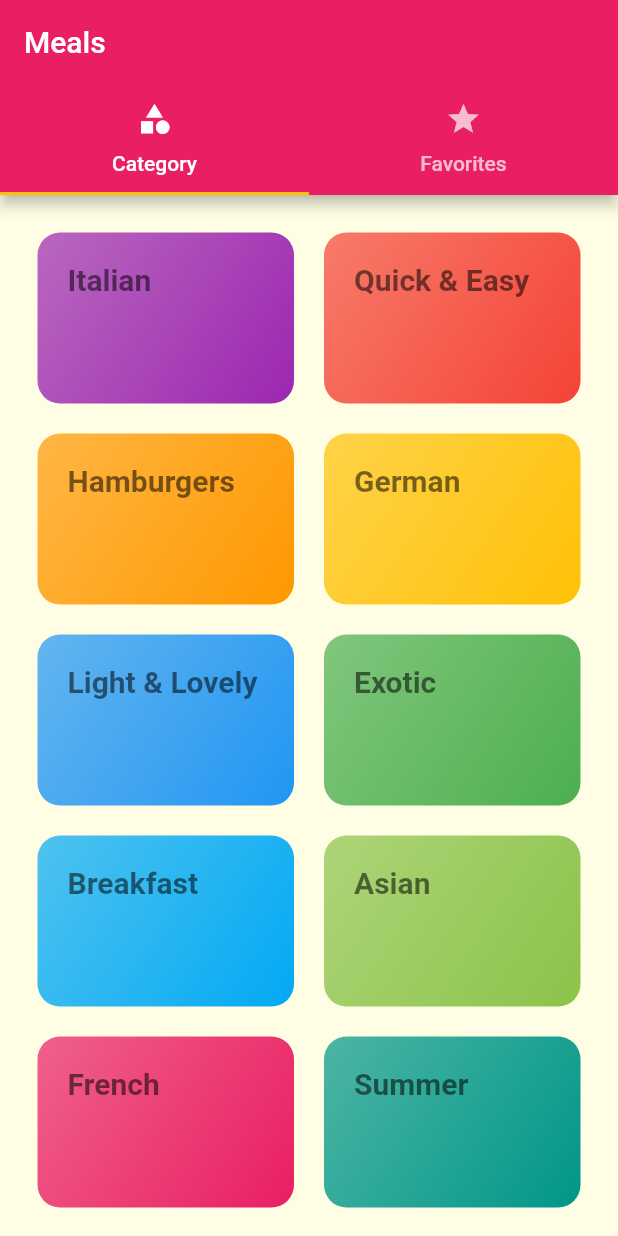
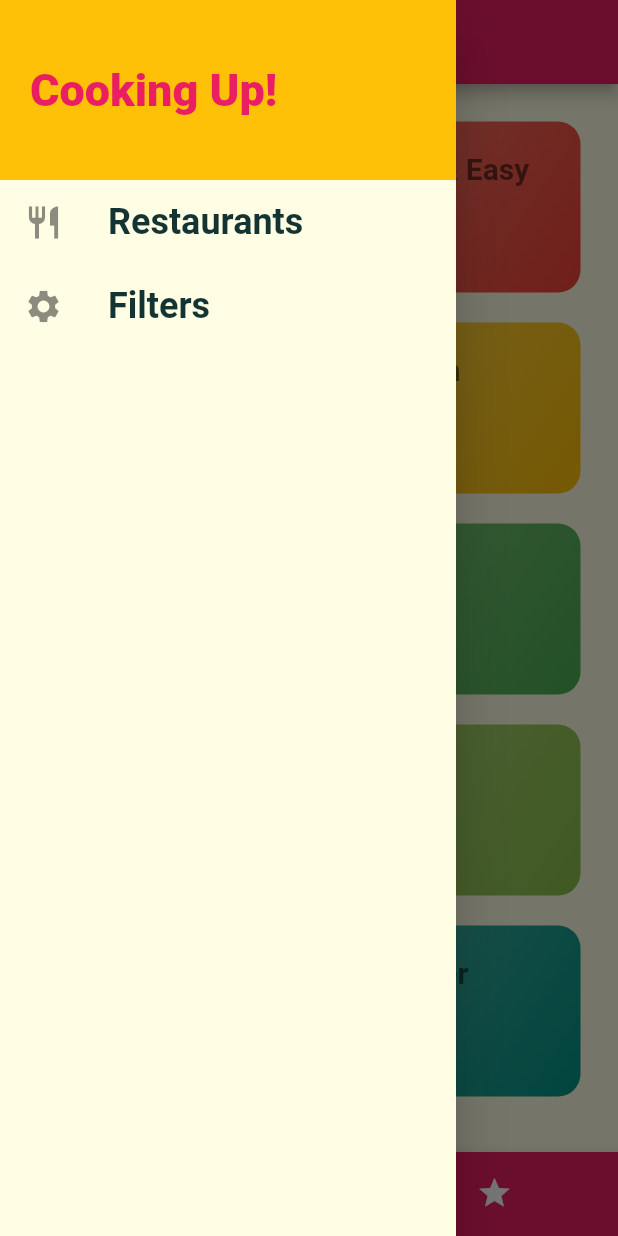
Before and after one commit to SyedDaniyalAli/meals_app_by_sda, a Flutter app: the screen it shows after launch, with the side drawer open (before the commit the screen has no drawer), on a phone screen of 412 x 824 dp. Run offline on Flutter 3.47's test engine with Material 2 defaults, Android fonts, the phone set to English and light mode, and no system bars; Roboto replaces fonts that are missing (Raleway, RobotoCondensed).

```diff
--- a/lib/main.dart
+++ b/lib/main.dart
@@ -1,8 +1,9 @@
 import 'package:flutter/material.dart';
-import 'package:meals_app_by_sda/screens/category_meals_screen.dart';
-import 'package:meals_app_by_sda/screens/meal_detail_screen.dart';
+import 'screens/category_meals_screen.dart';
+import 'screens/meal_detail_screen.dart';
 import 'screens/categories_screen.dart';
 import 'screens/tabs_screen.dart';
+import 'screens/filters_screen.dart';
 
 void main() => runApp(MyApp());
 
@@ -30,6 +31,7 @@ class MyApp extends StatelessWidget {
         '/': (ctx) => TabsScreen(),
         CategoryMealsScreen.routeName: (ctx) => CategoryMealsScreen(),
         MealDetail.routeName: (ctx) => MealDetail(),
+        FiltersScreen.routeName: (ctx) => FiltersScreen(),
       },
       // onGenerateRoute: (settings) {
       //   print(settings.arguments);
--- /dev/null
+++ b/lib/screens/filters_screen.dart
@@ -0,0 +1,18 @@
+import 'package:flutter/material.dart';
+import '../widgets/main_drawer.dart';
+
+class FiltersScreen extends StatelessWidget {
+  static const routeName = '/filters-screen';
+
+  @override
+  Widget build(BuildContext context) {
+    return Scaffold(
+        appBar: AppBar(
+          title: Text('Filters'),
+        ),
+        drawer: MainDrawer(),
+        body: Center(
+          child: Text('Filters!'),
+        ));
+  }
+}
--- a/lib/screens/meal_detail_screen.dart
+++ b/lib/screens/meal_detail_screen.dart
@@ -85,6 +85,12 @@ class MealDetail extends StatelessWidget {
           ],
         ),
       ),
+      floatingActionButton: FloatingActionButton(
+        child: Icon(Icons.delete),
+        onPressed: () {
+          Navigator.of(context).pop(selectedMeal.id);
+        },
+      ),
     );
   }
 }
--- a/lib/screens/tabs_screen.dart
+++ b/lib/screens/tabs_screen.dart
@@ -1,4 +1,5 @@
 import 'package:flutter/material.dart';
+import '../widgets/main_drawer.dart';
 
 import 'categories_screen.dart';
 import 'favorites_screen.dart';
@@ -11,32 +12,46 @@ class TabsScreen extends StatefulWidget {
 }
 
 class _TabsScreenState extends State<TabsScreen> {
+  final List<Map<String, Object>> _pages = [
+    {'page': CategoriesScreen(), 'title': "Category"},
+    {"page": FavoritesScreen(), 'title': "Favorites"},
+  ];
+
+  int _selectedPageIndex = 0;
+
+  void _selectPage(int index) {
+    setState(() {
+      _selectedPageIndex = index;
+    });
+  }
+
   @override
   Widget build(BuildContext context) {
-    return DefaultTabController(
-      length: 2,
-      child: Scaffold(
-        appBar: AppBar(
-          title: Text('Meals'),
-          bottom: TabBar(
-            tabs: [
-              Tab(
-                icon: Icon(Icons.category),
-                text: 'Category',
-              ),
-              Tab(
-                icon: Icon(Icons.star),
-                text: 'Favorites',
-              ),
-            ],
+    return Scaffold(
+      appBar: AppBar(
+        title: Text(_pages[_selectedPageIndex]['title']),
+      ),
+      drawer: MainDrawer(),
+      body: _pages[_selectedPageIndex]['page'],
+      bottomNavigationBar: BottomNavigationBar(
+        type: BottomNavigationBarType.shifting,
+        backgroundColor: Theme.of(context).primaryColor,
+        selectedItemColor: Theme.of(context).accentColor,
+        unselectedItemColor: Colors.white,
+        currentIndex: _selectedPageIndex,
+        onTap: _selectPage,
+        items: [
+          BottomNavigationBarItem(
+            backgroundColor: Theme.of(context).primaryColor,
+            icon: Icon(Icons.category),
+            label: 'Category',
           ),
-        ),
-        body: TabBarView(
-          children: [
-            CategoriesScreen(),
-            FavoritesScreen(),
-          ],
-        ),
+          BottomNavigationBarItem(
+            backgroundColor: Theme.of(context).primaryColor,
+            icon: Icon(Icons.star),
+            label: 'Favorites',
+          ),
+        ],
       ),
     );
   }
--- /dev/null
+++ b/lib/widgets/main_drawer.dart
@@ -0,0 +1,51 @@
+import 'package:flutter/material.dart';
+import '../screens/filters_screen.dart';
+
+class MainDrawer extends StatelessWidget {
+  Widget _buildListTile({String text, IconData iconData, Function tabHandler}) {
+    return ListTile(
+      leading: Icon(
+        iconData,
+        size: 26,
+      ),
+      title: Text(
+        text,
+        style: TextStyle(
+            fontWeight: FontWeight.bold,
+            fontFamily: 'RobotoCondensed',
+            fontSize: 24),
+      ),
+      onTap: tabHandler,
+    );
+  }
+
+  @override
+  Widget build(BuildContext context) {
+    return Drawer(
+      child: Column(
+        children: [
+          Container(
+            color: Theme.of(context).accentColor,
+            height: 120,
+            width: double.infinity,
+            padding: EdgeInsets.all(20),
+            alignment: Alignment.centerLeft,
+            child: Text(
+              'Cooking Up!',
+              style: TextStyle(
+                  fontWeight: FontWeight.w900,
+                  fontSize: 30,
+                  color: Theme.of(context).primaryColor),
+            ),
+          ),
+          _buildListTile(text: 'Restaurants', iconData: Icons.restaurant, tabHandler: () {
+            Navigator.of(context).pushReplacementNamed('/');
+          }),
+          _buildListTile(text: 'Filters', iconData: Icons.settings, tabHandler: (){
+            Navigator.of(context).pushReplacementNamed(FiltersScreen.routeName);
+          } )
+        ],
+      ),
+    );
+  }
+}
```
Also changed, not shown: lib/screens/category_meals_screen.dart (+49 -20 lines), lib/widgets/meal_item.dart (+10 -2 lines).
